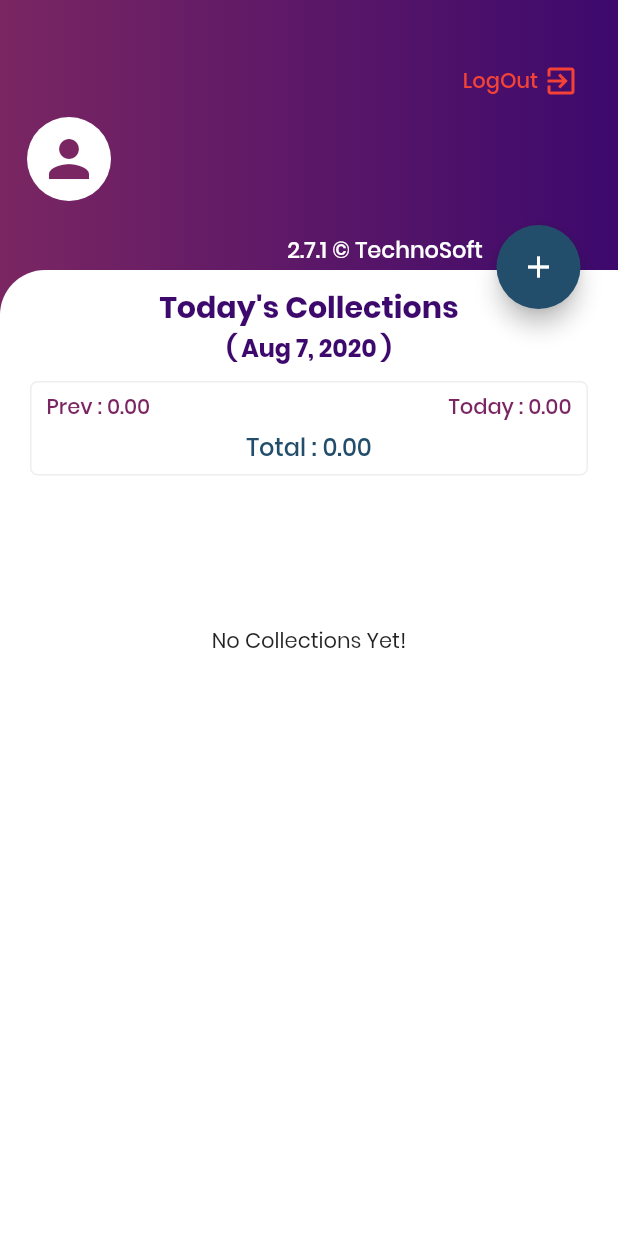
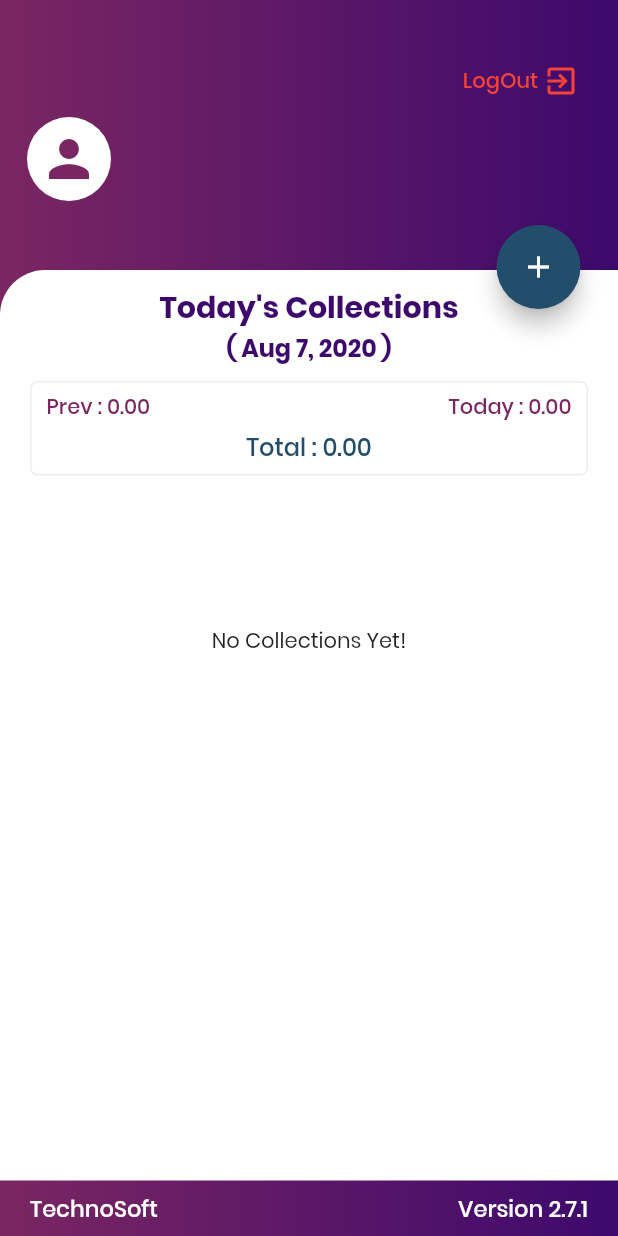
Before and after one commit to SabinSajeevan/daily_collection, a Flutter app: the HomePage screen opened directly, on a phone screen of 412 x 824 dp. Run offline on Flutter 3.47's test engine with Material 2 defaults, Android fonts, the phone set to English and light mode, and no system bars; our stand-ins replace shared_preferences, sqflite; missing offline and left inert: device_id, draggable_scrollbar; accounts and stored records are empty; network calls fail.

Commit message:
updated ui

```diff
--- a/lib/screens/home.dart
+++ b/lib/screens/home.dart
@@ -83,7 +83,7 @@ class _HomePageState extends State<HomePage> {
           return SizedBox(
             height: 50,
             child: Container(
-                margin: EdgeInsets.symmetric(vertical: 6, horizontal: 20),
+                margin: EdgeInsets.only(left: 20, right: 20, bottom: 10),
                 decoration: BoxDecoration(
                   borderRadius: BorderRadius.circular(8),
                   color: Colors.grey[200],
@@ -117,14 +117,14 @@ class _HomePageState extends State<HomePage> {
       },
       separatorBuilder: (context,index){
         if (filter == null || filter == "") {
-          return Divider();
+          return Divider(height: 1,);
         } else {
           if (list[index].customer_name
               .toLowerCase()
               .contains(filter.toLowerCase())) {
             return Divider();
           } else {
-            return new Container();
+            return new Container(height: 1,);
           }
         }
       },
@@ -132,7 +132,10 @@ class _HomePageState extends State<HomePage> {
   }
 
   Widget _buildRow(Collection c,index) {
-    return new ListTile(
+    return new Material(
+        color: Colors.transparent,
+        child: ListTile(
+          contentPadding: EdgeInsets.symmetric(vertical: 10, horizontal: 20),
           title: Text(
             toBeginningOfSentenceCase(c.customer_name),
           ),
@@ -175,6 +178,7 @@ class _HomePageState extends State<HomePage> {
                       color: Color(colorsList[index > 3 ? index % 4 : index]),
                     )));
       },
+        )
     );
   }
 
@@ -327,15 +331,6 @@ class _HomePageState extends State<HomePage> {
                     ),
                   ),
                   Container(
-                    alignment: Alignment.topRight,
-                    margin: EdgeInsets.only(top: 155, right: 90),
-                    child: Text(' 2.7.1 © TechnoSoft', style: TextStyle(
-                        fontSize: 15,
-                        color: Colors.white,
-                        fontWeight: FontWeight.w500),
-                      textAlign: TextAlign.end,),
-                  ),
-                  Container(
                       margin: EdgeInsets.only(top: 180),
                       decoration: BoxDecoration(
                           borderRadius:
@@ -457,7 +452,43 @@ class _HomePageState extends State<HomePage> {
                 ],
               ),
             )
-        ) // This trailing comma makes auto-formatting nicer for build methods.
+        ),
+      bottomNavigationBar: Container(
+        decoration: BoxDecoration(
+            gradient: LinearGradient(
+              colors: [
+                Theme
+                    .of(context)
+                    .primaryColor,
+                Theme
+                    .of(context)
+                    .primaryColorDark
+              ],
+            ),
+            boxShadow: [
+              BoxShadow(
+                  color: Colors.grey[300],
+                  offset: Offset(1, 1)
+              ),
+            ]
+        ),
+        padding: EdgeInsets.symmetric(vertical: 7, horizontal: 20),
+        child: Row(
+          mainAxisAlignment: MainAxisAlignment.spaceBetween,
+          children: <Widget>[
+            Text('TechnoSoft', style: TextStyle(
+                fontSize: 15,
+                color: Colors.white,
+                fontWeight: FontWeight.w500),
+            ),
+            Text('Version 2.7.1', style: TextStyle(
+                fontSize: 15,
+                color: Colors.white,
+                fontWeight: FontWeight.w500),
+            ),
+          ],
+        ),
+      ), // This trailing comma makes auto-formatting nicer for build methods.
     );
   }
 }
--- a/lib/screens/select_customer.dart
+++ b/lib/screens/select_customer.dart
@@ -371,6 +371,10 @@ class _SelectCustomerPageState extends State<SelectCustomerPage> {
                                       ),
                                       child: TextField(
                                       controller: controller,
+                                      keyboardType:
+                                          _selectedSearch == "Search By Name"
+                                              ? TextInputType.text
+                                              : TextInputType.number,
                                       decoration: InputDecoration(
                                           border: InputBorder.none,
                                           contentPadding: EdgeInsets.symmetric(
```
Also changed, not shown: lib/screens/add_collection.dart (+5 -11 lines), lib/screens/collection_details.dart (+15 -5 lines). Lines whose indentation alone changed are shown as unchanged.
